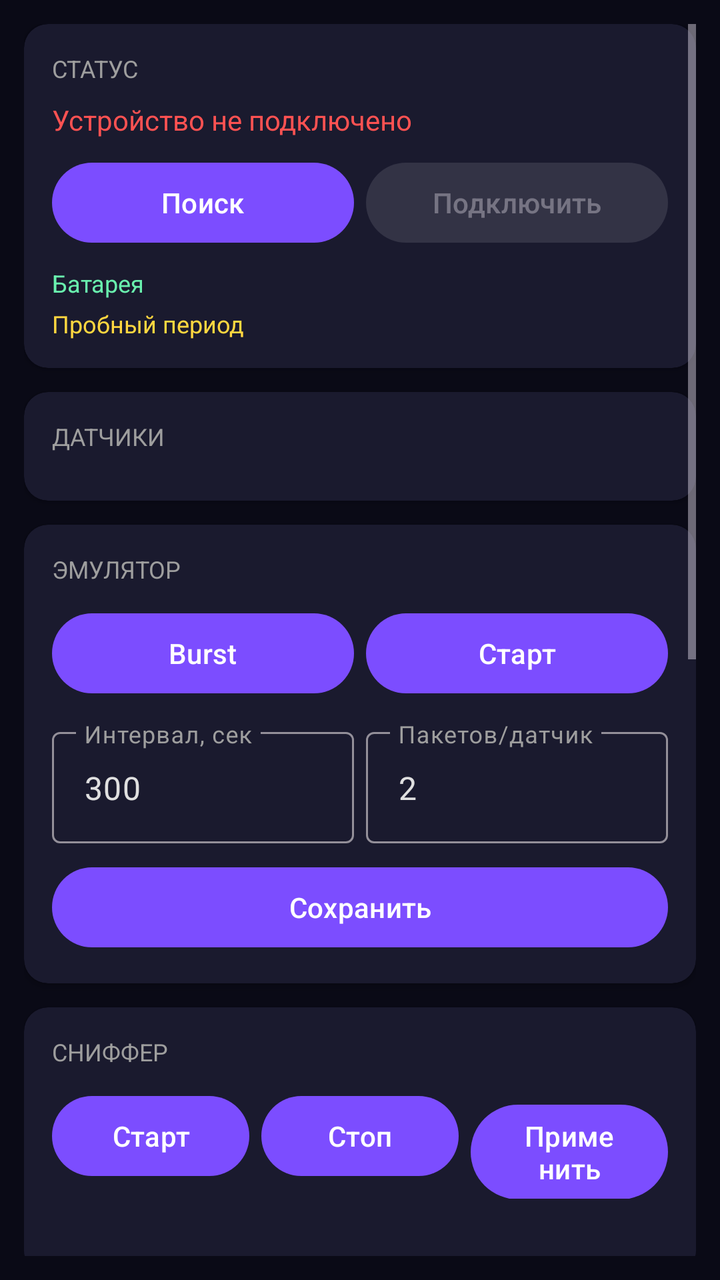
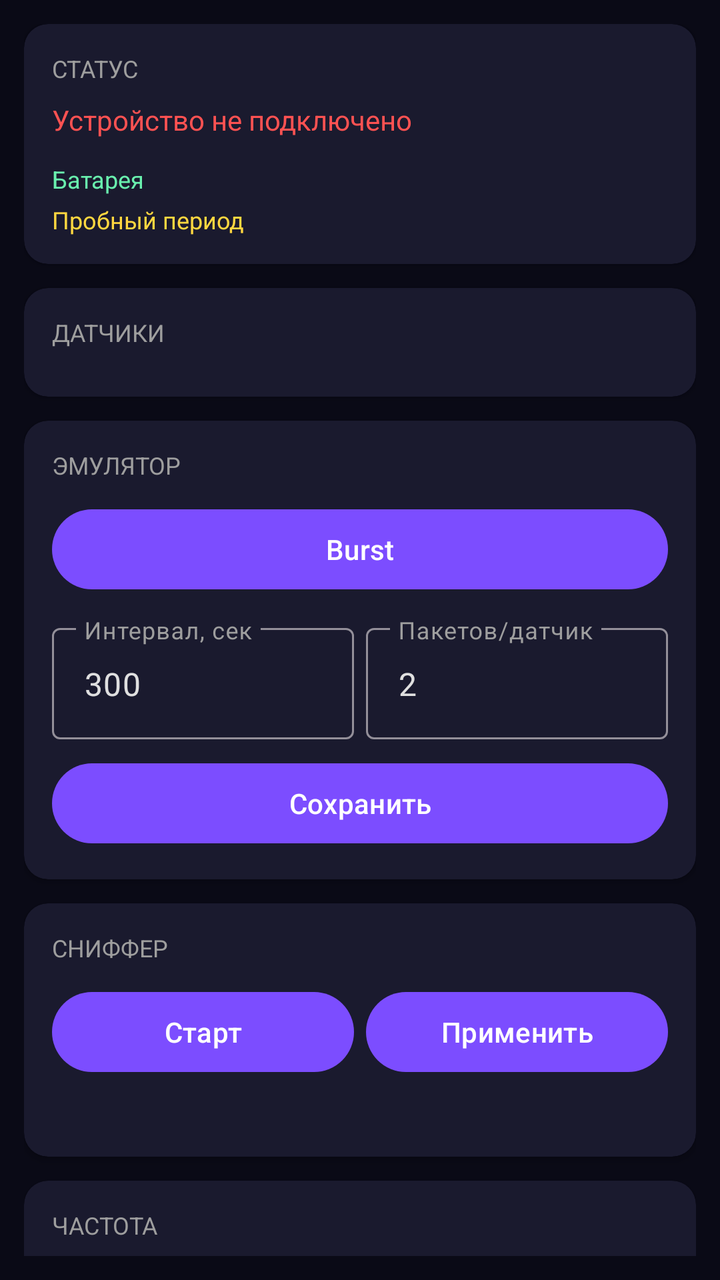

Screens rendered from an Android XML layout before and after an edit, with the pre-edit source and the edit as a unified diff.
<!-- AndroidManifest.xml: application theme Theme.TPMS -->
<!-- res/layout/activity_main.xml -->
<?xml version="1.0" encoding="utf-8"?>
<ScrollView xmlns:android="http://schemas.android.com/apk/res/android"
    xmlns:app="http://schemas.android.com/apk/res-auto"
    android:layout_width="match_parent"
    android:layout_height="match_parent"
    android:fillViewport="true"
    android:padding="12dp"
    android:background="#0A0A16">

    <LinearLayout
        android:layout_width="match_parent"
        android:layout_height="wrap_content"
        android:orientation="vertical"
        android:paddingBottom="24dp">

        
        <androidx.cardview.widget.CardView
            android:layout_width="match_parent"
            android:layout_height="wrap_content"
            android:layout_marginBottom="12dp"
            app:cardBackgroundColor="#1A1A2E"
            app:cardCornerRadius="12dp">

            <LinearLayout
                android:layout_width="match_parent"
                android:layout_height="wrap_content"
                android:orientation="vertical"
                android:padding="14dp">

                <TextView
                    android:layout_width="wrap_content"
                    android:layout_height="wrap_content"
                    android:text="@string/status"
                    android:textColor="#9E9E9E"
                    android:textSize="12sp"
                    android:textAllCaps="true"
                    android:layout_marginBottom="8dp" />

                <TextView
                    android:id="@+id/tvConnectionState"
                    android:layout_width="wrap_content"
                    android:layout_height="wrap_content"
                    android:text="@string/device_not_connected"
                    android:textColor="#FF5252"
                    android:textSize="14sp"
                    android:layout_marginBottom="8dp" />

                <LinearLayout
                    android:layout_width="match_parent"
                    android:layout_height="wrap_content"
                    android:orientation="horizontal">

                    <Button
                        android:id="@+id/btnScan"
                        android:layout_width="0dp"
                        android:layout_height="wrap_content"
                        android:layout_weight="1"
                        android:text="@string/scan"
                        android:layout_marginEnd="6dp" />

                    <Button
                        android:id="@+id/btnConnect"
                        android:layout_width="0dp"
                        android:layout_height="wrap_content"
                        android:layout_weight="1"
                        android:text="@string/connect"
                        android:enabled="false" />
                </LinearLayout>

                <TextView
                    android:id="@+id/tvBattery"
                    android:layout_width="wrap_content"
                    android:layout_height="wrap_content"
                    android:text="@string/battery"
                    android:textColor="#69F0AE"
                    android:textSize="12sp"
                    android:layout_marginTop="8dp" />

                <TextView
                    android:id="@+id/tvLicense"
                    android:layout_width="wrap_content"
                    android:layout_height="wrap_content"
                    android:text="Пробный период"
                    android:textColor="#FFD740"
                    android:textSize="12sp"
                    android:layout_marginTop="4dp" />
            </LinearLayout>
        </androidx.cardview.widget.CardView>

        
        <androidx.cardview.widget.CardView
            android:layout_width="match_parent"
            android:layout_height="wrap_content"
            android:layout_marginBottom="12dp"
            app:cardBackgroundColor="#1A1A2E"
            app:cardCornerRadius="12dp">

            <LinearLayout
                android:layout_width="match_parent"
                android:layout_height="wrap_content"
                android:orientation="vertical"
                android:padding="14dp">

                <TextView
                    android:layout_width="wrap_content"
                    android:layout_height="wrap_content"
                    android:text="@string/sensors"
                    android:textColor="#9E9E9E"
                    android:textSize="12sp"
                    android:textAllCaps="true"
                    android:layout_marginBottom="10dp" />

                <LinearLayout
                    android:id="@+id/sensorsContainer"
                    android:layout_width="match_parent"
                    android:layout_height="wrap_content"
                    android:orientation="vertical" />
            </LinearLayout>
        </androidx.cardview.widget.CardView>

        
        <androidx.cardview.widget.CardView
            android:layout_width="match_parent"
            android:layout_height="wrap_content"
            android:layout_marginBottom="12dp"
            app:cardBackgroundColor="#1A1A2E"
            app:cardCornerRadius="12dp">

            <LinearLayout
                android:layout_width="match_parent"
                android:layout_height="wrap_content"
                android:orientation="vertical"
                android:padding="14dp">

                <TextView
                    android:layout_width="wrap_content"
                    android:layout_height="wrap_content"
                    android:text="@string/emulator"
                    android:textColor="#9E9E9E"
                    android:textSize="12sp"
                    android:textAllCaps="true"
                    android:layout_marginBottom="10dp" />

                <LinearLayout
                    android:layout_width="match_parent"
                    android:layout_height="wrap_content"
                    android:orientation="horizontal"
                    android:layout_marginBottom="10dp">

                    <Button
                        android:id="@+id/btnBurst"
                        android:layout_width="0dp"
                        android:layout_height="wrap_content"
                        android:layout_weight="1"
                        android:text="@string/burst"
                        android:layout_marginEnd="6dp" />

                    <Button
                        android:id="@+id/btnAutoTx"
                        android:layout_width="0dp"
                        android:layout_height="wrap_content"
                        android:layout_weight="1"
                        android:text="@string/start" />
                </LinearLayout>

                <LinearLayout
                    android:layout_width="match_parent"
                    android:layout_height="wrap_content"
                    android:orientation="horizontal">

                    <com.google.android.material.textfield.TextInputLayout
                        android:layout_width="0dp"
                        android:layout_height="wrap_content"
                        android:layout_weight="1"
                        android:layout_marginEnd="6dp"
                        android:textColorHint="#9E9E9E">

                        <com.google.android.material.textfield.TextInputEditText
                            android:id="@+id/etInterval"
                            android:layout_width="match_parent"
                            android:layout_height="wrap_content"
                            android:hint="@string/interval"
                            android:inputType="number"
                            android:text="300"
                            android:textColor="#E0E0E0" />
                    </com.google.android.material.textfield.TextInputLayout>

                    <com.google.android.material.textfield.TextInputLayout
                        android:layout_width="0dp"
                        android:layout_height="wrap_content"
                        android:layout_weight="1"
                        android:textColorHint="#9E9E9E">

                        <com.google.android.material.textfield.TextInputEditText
                            android:id="@+id/etPackets"
                            android:layout_width="match_parent"
                            android:layout_height="wrap_content"
                            android:hint="@string/packets"
                            android:inputType="number"
                            android:text="2"
                            android:textColor="#E0E0E0" />
                    </com.google.android.material.textfield.TextInputLayout>
                </LinearLayout>

                <Button
                    android:id="@+id/btnSaveAutoTx"
                    android:layout_width="match_parent"
                    android:layout_height="wrap_content"
                    android:text="@string/save"
                    android:layout_marginTop="8dp" />
            </LinearLayout>
        </androidx.cardview.widget.CardView>

        
        <androidx.cardview.widget.CardView
            android:layout_width="match_parent"
            android:layout_height="wrap_content"
            android:layout_marginBottom="12dp"
            app:cardBackgroundColor="#1A1A2E"
            app:cardCornerRadius="12dp">

            <LinearLayout
                android:layout_width="match_parent"
                android:layout_height="wrap_content"
                android:orientation="vertical"
                android:padding="14dp">

                <TextView
                    android:layout_width="wrap_content"
                    android:layout_height="wrap_content"
                    android:text="@string/sniffer"
                    android:textColor="#9E9E9E"
                    android:textSize="12sp"
                    android:textAllCaps="true"
                    android:layout_marginBottom="10dp" />

                <LinearLayout
                    android:layout_width="match_parent"
                    android:layout_height="wrap_content"
                    android:orientation="horizontal">

                    <Button
                        android:id="@+id/btnSniffStart"
                        android:layout_width="0dp"
                        android:layout_height="wrap_content"
                        android:layout_weight="1"
                        android:text="@string/start"
                        android:layout_marginEnd="6dp" />

                    <Button
                        android:id="@+id/btnSniffStop"
                        android:layout_width="0dp"
                        android:layout_height="wrap_content"
                        android:layout_weight="1"
                        android:text="@string/stop"
                        android:layout_marginEnd="6dp" />

                    <Button
                        android:id="@+id/btnSniffApply"
                        android:layout_width="0dp"
                        android:layout_height="wrap_content"
                        android:layout_weight="1"
                        android:text="@string/apply" />
                </LinearLayout>

                <TextView
                    android:id="@+id/tvSniffResults"
                    android:layout_width="match_parent"
                    android:layout_height="wrap_content"
                    android:text=""
                    android:textColor="#9E9E9E"
                    android:textSize="12sp"
                    android:fontFamily="monospace"
                    android:layout_marginTop="8dp" />
            </LinearLayout>
        </androidx.cardview.widget.CardView>

        
        <androidx.cardview.widget.CardView
            android:layout_width="match_parent"
            android:layout_height="wrap_content"
            android:layout_marginBottom="12dp"
            app:cardBackgroundColor="#1A1A2E"
            app:cardCornerRadius="12dp">

            <LinearLayout
                android:layout_width="match_parent"
                android:layout_height="wrap_content"
                android:orientation="vertical"
                android:padding="14dp">

                <TextView
                    android:layout_width="wrap_content"
                    android:layout_height="wrap_content"
                    android:text="@string/freq"
                    android:textColor="#9E9E9E"
                    android:textSize="12sp"
                    android:textAllCaps="true"
                    android:layout_marginBottom="10dp" />

                <RadioGroup
                    android:id="@+id/rgFreq"
                    android:layout_width="match_parent"
                    android:layout_height="wrap_content"
                    android:orientation="horizontal">

                    <RadioButton
                        android:id="@+id/rb315"
                        android:layout_width="0dp"
                        android:layout_height="wrap_content"
                        android:layout_weight="1"
                        android:text="315 МГц"
                        android:checked="true"
                        android:textColor="#E0E0E0" />

                    <RadioButton
                        android:id="@+id/rb433"
                        android:layout_width="0dp"
                        android:layout_height="wrap_content"
                        android:layout_weight="1"
                        android:text="433 МГц"
                        android:textColor="#E0E0E0" />
                </RadioGroup>

                <Button
                    android:id="@+id/btnSaveFreq"
                    android:layout_width="match_parent"
                    android:layout_height="wrap_content"
                    android:text="@string/save"
                    android:layout_marginTop="8dp" />
            </LinearLayout>
        </androidx.cardview.widget.CardView>

        
        <androidx.cardview.widget.CardView
            android:layout_width="match_parent"
            android:layout_height="wrap_content"
            android:layout_marginBottom="12dp"
            app:cardBackgroundColor="#1A1A2E"
            app:cardCornerRadius="12dp">

            <LinearLayout
                android:layout_width="match_parent"
                android:layout_height="wrap_content"
                android:orientation="vertical"
                android:padding="14dp">

                <TextView
                    android:layout_width="wrap_content"
                    android:layout_height="wrap_content"
                    android:text="@string/license"
                    android:textColor="#9E9E9E"
                    android:textSize="12sp"
                    android:textAllCaps="true"
                    android:layout_marginBottom="10dp" />

                <com.google.android.material.textfield.TextInputLayout
                    android:layout_width="match_parent"
                    android:layout_height="wrap_content"
                    android:textColorHint="#9E9E9E">

                    <com.google.android.material.textfield.TextInputEditText
                        android:id="@+id/etLicense"
                        android:layout_width="match_parent"
                        android:layout_height="wrap_content"
                        android:hint="@string/license_key"
                        android:maxLength="8"
                        android:textColor="#E0E0E0" />
                </com.google.android.material.textfield.TextInputLayout>

                <Button
                    android:id="@+id/btnActivate"
                    android:layout_width="match_parent"
                    android:layout_height="wrap_content"
                    android:text="@string/activate"
                    android:layout_marginTop="8dp" />
            </LinearLayout>
        </androidx.cardview.widget.CardView>

        
        <androidx.cardview.widget.CardView
            android:layout_width="match_parent"
            android:layout_height="wrap_content"
            app:cardBackgroundColor="#1A1A2E"
            app:cardCornerRadius="12dp">

            <LinearLayout
                android:layout_width="match_parent"
                android:layout_height="wrap_content"
                android:orientation="vertical"
                android:padding="14dp">

                <TextView
                    android:layout_width="wrap_content"
                    android:layout_height="wrap_content"
                    android:text="@string/log"
                    android:textColor="#9E9E9E"
                    android:textSize="12sp"
                    android:textAllCaps="true"
                    android:layout_marginBottom="10dp" />

                <ScrollView
                    android:layout_width="match_parent"
                    android:layout_height="160dp"
                    android:background="#0A0A16"
                    android:padding="8dp">

                    <TextView
                        android:id="@+id/tvLog"
                        android:layout_width="match_parent"
                        android:layout_height="wrap_content"
                        android:text=""
                        android:textColor="#9E9E9E"
                        android:textSize="11sp"
                        android:fontFamily="monospace"
                        android:lineSpacingMultiplier="1.2" />
                </ScrollView>
            </LinearLayout>
        </androidx.cardview.widget.CardView>
    </LinearLayout>
</ScrollView>
<!-- resources referenced by this layout -->
<resources>
  <string name="activate">Активировать</string>
  <string name="apply">Применить</string>
  <string name="battery">Батарея</string>
  <string name="burst">Burst</string>
  <string name="connect">Подключить</string>
  <string name="device_not_connected">Устройство не подключено</string>
  <string name="emulator">Эмулятор</string>
  <string name="freq">Частота</string>
  <string name="interval">Интервал, сек</string>
  <string name="license">Лицензия</string>
  <string name="license_key">Ключ (8 hex)</string>
  <string name="log">Лог</string>
  <string name="packets">Пакетов/датчик</string>
  <string name="save">Сохранить</string>
  <string name="scan">Поиск</string>
  <string name="sensors">Датчики</string>
  <string name="sniffer">Сниффер</string>
  <string name="start">Старт</string>
  <string name="status">Статус</string>
  <string name="stop">Стоп</string>
  <style name="Theme.TPMS" parent="Theme.Material3.Dark.NoActionBar">
          <item name="colorPrimary">@color/purple_500</item>
          <item name="colorPrimaryVariant">@color/purple_700</item>
          <item name="colorOnPrimary">@color/white</item>
          <item name="colorSecondary">@color/teal_200</item>
          <item name="android:statusBarColor">@color/black</item>
          <item name="android:windowBackground">@color/black</item>
      </style>
  <color name="purple_500">#7C4DFF</color>
  <color name="purple_700">#651FFF</color>
  <color name="white">#FFFFFFFF</color>
  <color name="teal_200">#69F0AE</color>
  <color name="black">#FF000000</color>
</resources>

<!-- the commit's change to res/layout/activity_main.xml (unified diff, before → after) -->
@@ -1,5 +1,5 @@
 <?xml version="1.0" encoding="utf-8"?>
-<ScrollView xmlns:android="http://schemas.android.com/apk/res/android"
+<androidx.core.widget.NestedScrollView xmlns:android="http://schemas.android.com/apk/res/android"
     xmlns:app="http://schemas.android.com/apk/res-auto"
     android:layout_width="match_parent"
     android:layout_height="match_parent"
@@ -43,29 +43,7 @@
                     android:text="@string/device_not_connected"
                     android:textColor="#FF5252"
                     android:textSize="14sp"
-                    android:layout_marginBottom="8dp" />
-
-                <LinearLayout
-                    android:layout_width="match_parent"
-                    android:layout_height="wrap_content"
-                    android:orientation="horizontal">
-
-                    <Button
-                        android:id="@+id/btnScan"
-                        android:layout_width="0dp"
-                        android:layout_height="wrap_content"
-                        android:layout_weight="1"
-                        android:text="@string/scan"
-                        android:layout_marginEnd="6dp" />
-
-                    <Button
-                        android:id="@+id/btnConnect"
-                        android:layout_width="0dp"
-                        android:layout_height="wrap_content"
-                        android:layout_weight="1"
-                        android:text="@string/connect"
-                        android:enabled="false" />
-                </LinearLayout>
+                    android:layout_marginBottom="4dp" />
 
                 <TextView
                     android:id="@+id/tvBattery"
@@ -149,18 +127,9 @@
 
                     <Button
                         android:id="@+id/btnBurst"
-                        android:layout_width="0dp"
-                        android:layout_height="wrap_content"
-                        android:layout_weight="1"
-                        android:text="@string/burst"
-                        android:layout_marginEnd="6dp" />
-
-                    <Button
-                        android:id="@+id/btnAutoTx"
-                        android:layout_width="0dp"
-                        android:layout_height="wrap_content"
-                        android:layout_weight="1"
-                        android:text="@string/start" />
+                        android:layout_width="match_parent"
+                        android:layout_height="wrap_content"
+                        android:text="@string/burst" />
                 </LinearLayout>
 
                 <LinearLayout
@@ -240,19 +209,11 @@
                     android:orientation="horizontal">
 
                     <Button
-                        android:id="@+id/btnSniffStart"
+                        android:id="@+id/btnSniffToggle"
                         android:layout_width="0dp"
                         android:layout_height="wrap_content"
                         android:layout_weight="1"
                         android:text="@string/start"
-                        android:layout_marginEnd="6dp" />
-
-                    <Button
-                        android:id="@+id/btnSniffStop"
-                        android:layout_width="0dp"
-                        android:layout_height="wrap_content"
-                        android:layout_weight="1"
-                        android:text="@string/stop"
                         android:layout_marginEnd="6dp" />
 
                     <Button
@@ -401,9 +362,10 @@
 
                 <ScrollView
                     android:layout_width="match_parent"
-                    android:layout_height="160dp"
+                    android:layout_height="250dp"
                     android:background="#0A0A16"
-                    android:padding="8dp">
+                    android:padding="8dp"
+                    android:nestedScrollingEnabled="true">
 
                     <TextView
                         android:id="@+id/tvLog"
@@ -418,4 +380,4 @@
             </LinearLayout>
         </androidx.cardview.widget.CardView>
     </LinearLayout>
-</ScrollView>
+</androidx.core.widget.NestedScrollView>
<!-- resource entries referenced after the edit -->
@@ -4,7 +4,6 @@
   <string name="apply">Применить</string>
   <string name="battery">Батарея</string>
   <string name="burst">Burst</string>
-  <string name="connect">Подключить</string>
   <string name="device_not_connected">Устройство не подключено</string>
   <string name="emulator">Эмулятор</string>
   <string name="freq">Частота</string>
@@ -14,12 +13,10 @@
   <string name="log">Лог</string>
   <string name="packets">Пакетов/датчик</string>
   <string name="save">Сохранить</string>
-  <string name="scan">Поиск</string>
   <string name="sensors">Датчики</string>
   <string name="sniffer">Сниффер</string>
   <string name="start">Старт</string>
   <string name="status">Статус</string>
-  <string name="stop">Стоп</string>
   <style name="Theme.TPMS" parent="Theme.Material3.Dark.NoActionBar">
           <item name="colorPrimary">@color/purple_500</item>
           <item name="colorPrimaryVariant">@color/purple_700</item>
